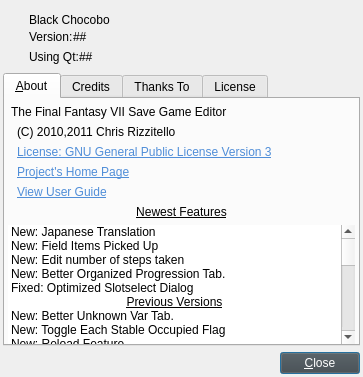
Old version of the form about.ui in the repository sithlord48/blackchocobo.
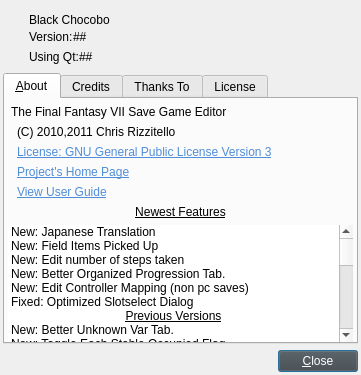
New version of the form. Icons and pictures are not drawn.

Commit message: working Controller Mapping editing (non pc only), New Icons For Psx Controller Buttons , updated translations.

```diff
--- a/about.ui
+++ b/about.ui
@@ -9,8 +9,8 @@
    <rect>
     <x>0</x>
     <y>0</y>
-    <width>363</width>
-    <height>377</height>
+    <width>361</width>
+    <height>375</height>
    </rect>
   </property>
   <property name="sizePolicy">
@@ -516,6 +516,11 @@
            <string>New: Better Organized Progression Tab.</string>
           </property>
          </item>
+         <item>
+          <property name="text">
+           <string>New: Edit Controller Mapping (non pc saves)</string>
+          </property>
+         </item>
          <item>
           <property name="text">
            <string>Fixed: Optimized Slotselect Dialog</string>
```
The commit also changes 22 other files.
